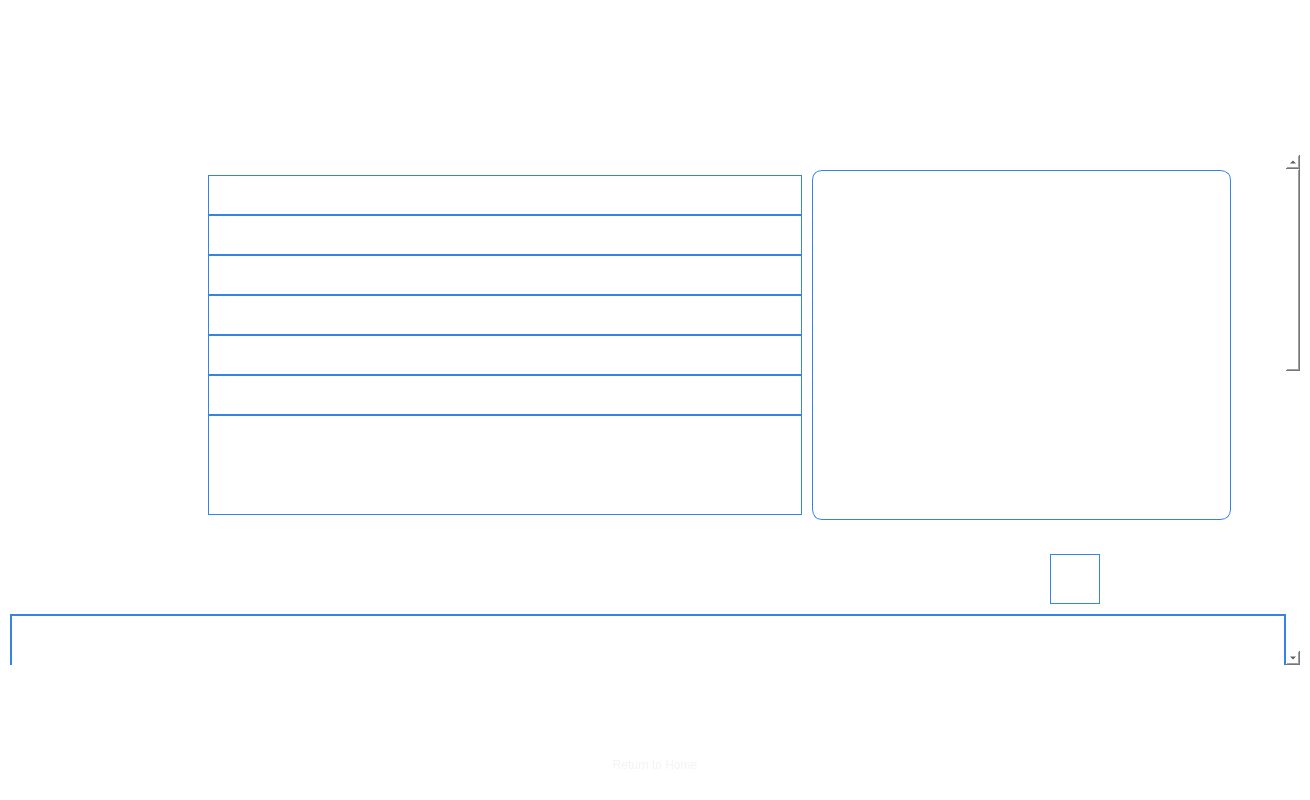
Qt form forms/Page_5.ui (apollo-k22/FaceAI-Product) before a commit.
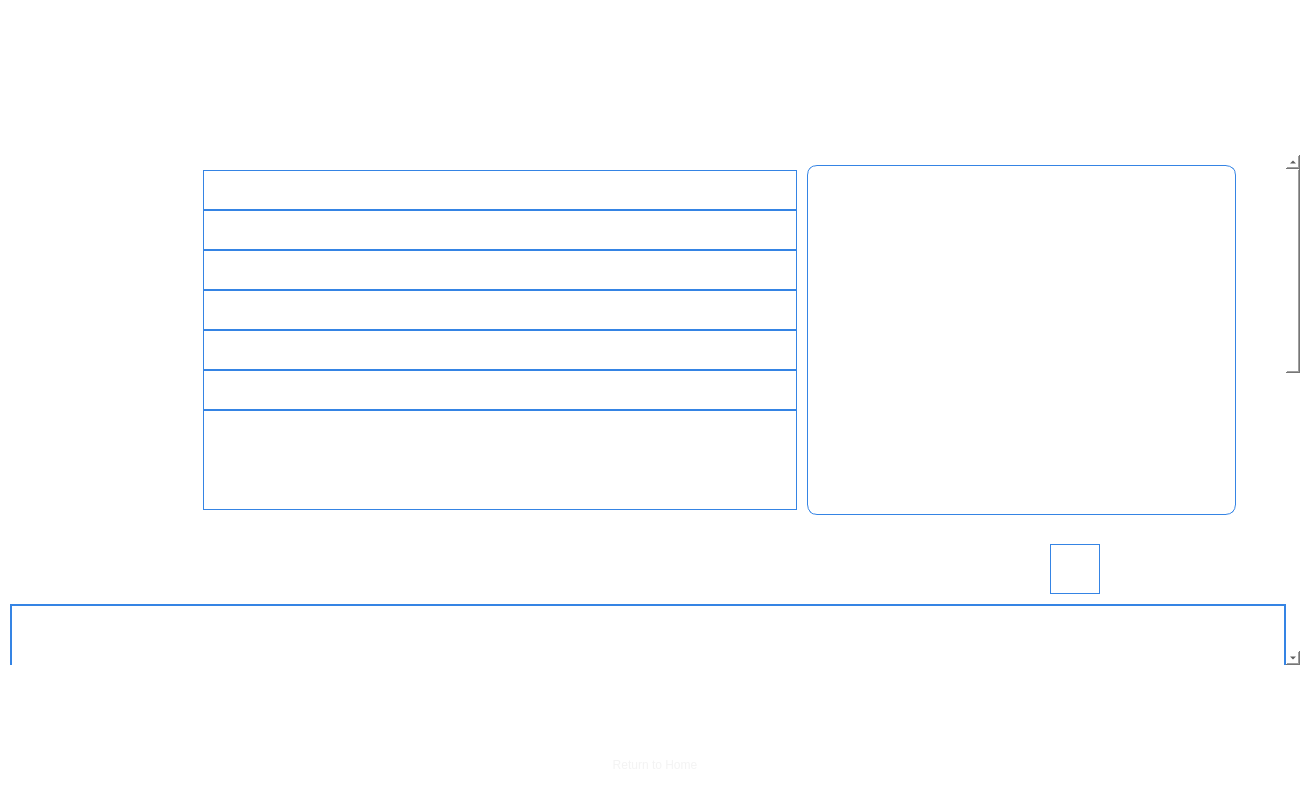
The same form after that commit. Icons and pictures are not drawn.

Patch:
```diff
--- a/forms/Page_5.ui
+++ b/forms/Page_5.ui
@@ -280,7 +280,7 @@
           <x>0</x>
           <y>0</y>
           <width>1271</width>
-          <height>1251</height>
+          <height>1241</height>
          </rect>
         </property>
         <property name="styleSheet">
@@ -325,16 +325,16 @@
              <item>
               <layout class="QHBoxLayout" name="horizontalLayout_2" stretch="0,0,1,0">
                <property name="leftMargin">
-                <number>15</number>
+                <number>10</number>
                </property>
                <property name="topMargin">
-                <number>15</number>
+                <number>10</number>
                </property>
                <property name="rightMargin">
-                <number>15</number>
+                <number>10</number>
                </property>
                <property name="bottomMargin">
-                <number>15</number>
+                <number>10</number>
                </property>
                <item>
                 <spacer name="horizontalSpacer_7">
```
Left out of the diff: 4 changed lines with no effect on the pictures.
